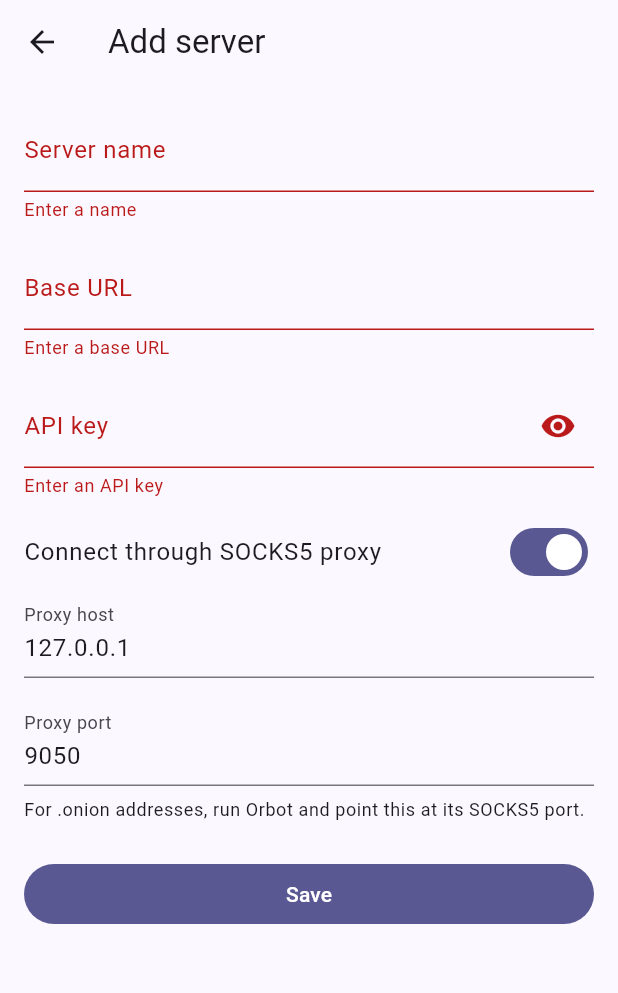
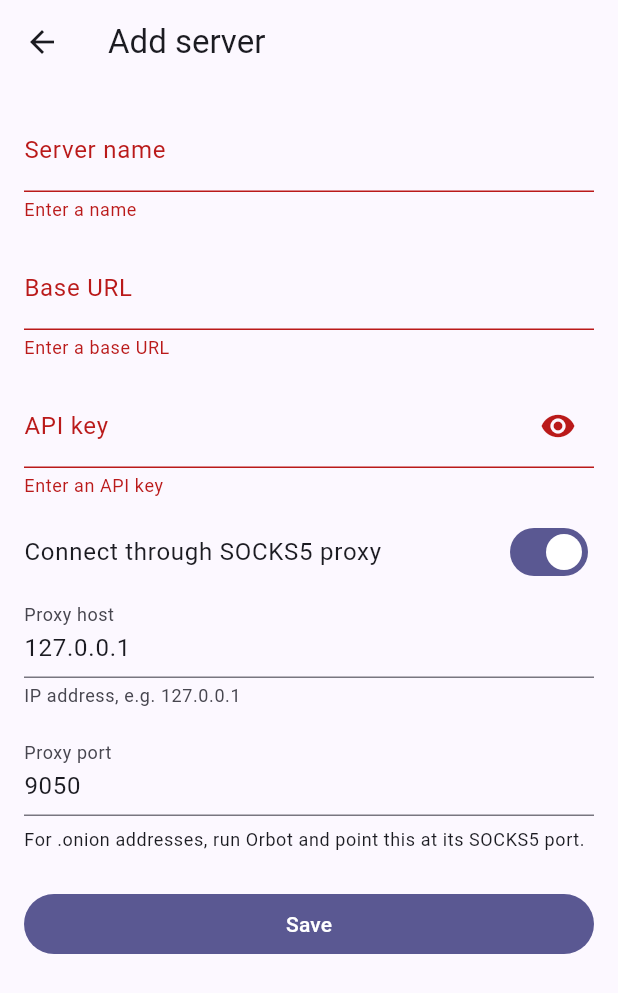
Before and after one commit to cheesymoon/drausible, a Flutter app: the ServerEditScreen screen opened directly, after a tap on "Connect through SOCKS5 proxy", after a tap on "Save", on a phone screen of 412 x 824 dp. Shown: the top 993 px of the screen. Run offline on Flutter 3.47's test engine with Material 3 defaults, Android fonts, the phone set to English and light mode, and no system bars; our stand-ins replace fl_chart, flutter_riverpod, flutter_secure_storage, shared_preferences; missing offline and left inert: socks5_proxy; accounts and stored records are empty.

Commit message:
fix: socks proxy host must be an ip
The socks client can't resolve hostnames, so a name like localhost
saved fine and then failed on the first request. Validate at the
form instead.

```diff
--- a/lib/src/ui/screens/server_edit_screen.dart
+++ b/lib/src/ui/screens/server_edit_screen.dart
@@ -1,4 +1,5 @@
 import 'dart:async';
+import 'dart:io';
 
 import 'package:flutter/material.dart';
 import 'package:flutter_riverpod/flutter_riverpod.dart';
@@ -101,9 +102,20 @@ class _ServerEditScreenState extends ConsumerState<ServerEditScreen> {
             if (_useProxy) ...<Widget>[
               TextFormField(
                 controller: _proxyHostController,
-                decoration: const InputDecoration(labelText: 'Proxy host'),
-                validator: (String? value) =>
-                    (value == null || value.trim().isEmpty) ? 'Enter a host' : null,
+                decoration: const InputDecoration(
+                  labelText: 'Proxy host',
+                  helperText: 'IP address, e.g. 127.0.0.1',
+                ),
+                // The SOCKS client wants a literal IP; hostnames would only
+                // blow up later when the first request goes out.
+                validator: (String? value) {
+                  final String host = value?.trim() ?? '';
+                  if (host.isEmpty) return 'Enter a host';
+                  if (InternetAddress.tryParse(host) == null) {
+                    return 'Use an IP address (hostnames don\'t work here)';
+                  }
+                  return null;
+                },
               ),
               const SizedBox(height: 16),
               TextFormField(
```
